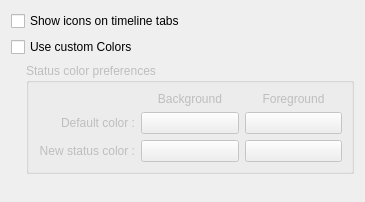
Before: the Qt Designer form src/appears_base.ui in KDE/choqok, drawn with Qt 5.
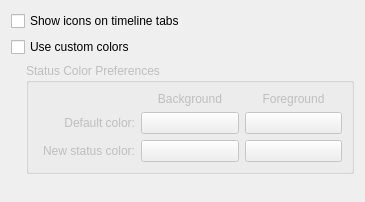
After: the same form once the commit is applied. Custom widgets are drawn as their Qt base class.

```diff
--- a/src/appears_base.ui
+++ b/src/appears_base.ui
@@ -20,7 +20,7 @@
    <item>
     <widget class="QCheckBox" name="kcfg_isCustomUi" >
      <property name="text" >
-      <string>Use custom Colors</string>
+      <string>Use custom colors</string>
      </property>
     </widget>
    </item>
@@ -48,7 +48,7 @@
         <bool>false</bool>
        </property>
        <property name="title" >
-        <string>Status color preferences</string>
+        <string>Status Color Preferences</string>
        </property>
        <layout class="QVBoxLayout" name="verticalLayout" >
         <item>
@@ -66,7 +66,7 @@
           <item row="1" column="0" >
            <widget class="QLabel" name="label" >
             <property name="text" >
-             <string>Default color :</string>
+             <string>Default color:</string>
             </property>
             <property name="alignment" >
              <set>Qt::AlignRight|Qt::AlignTrailing|Qt::AlignVCenter</set>
@@ -90,7 +90,7 @@
           <item row="2" column="0" >
            <widget class="QLabel" name="label_2" >
             <property name="text" >
-             <string>New status color :</string>
+             <string>New status color:</string>
             </property>
             <property name="alignment" >
              <set>Qt::AlignRight|Qt::AlignTrailing|Qt::AlignVCenter</set>
```
